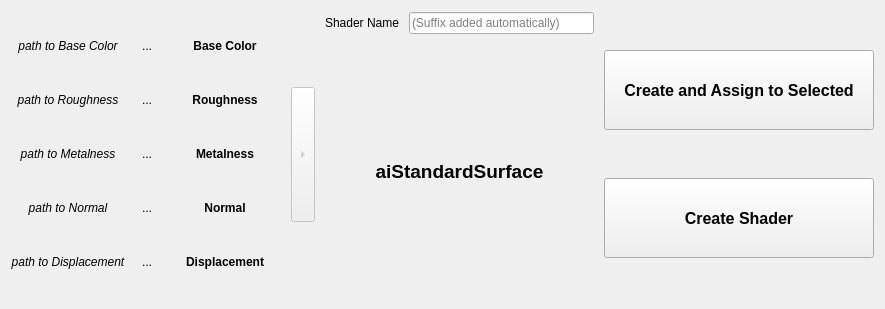
Above: shaderCreator_v2.ui from Yo-Waran/QtUi before the change. Below: the same form after it.
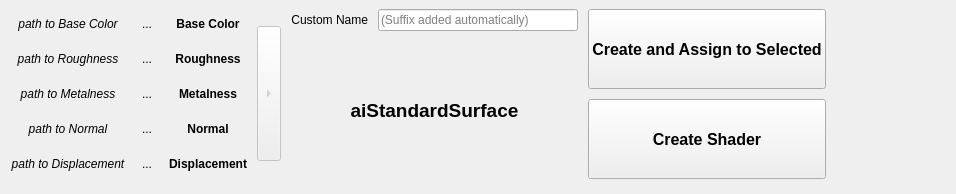
That is the form after the change.

The edit to the form file:
```diff
--- a/shaderCreator_v2.ui
+++ b/shaderCreator_v2.ui
@@ -6,12 +6,12 @@
    <rect>
     <x>0</x>
     <y>0</y>
-    <width>885</width>
-    <height>309</height>
+    <width>956</width>
+    <height>194</height>
    </rect>
   </property>
   <property name="sizePolicy">
-   <sizepolicy hsizetype="Preferred" vsizetype="Preferred">
+   <sizepolicy hsizetype="Minimum" vsizetype="Minimum">
     <horstretch>0</horstretch>
     <verstretch>0</verstretch>
    </sizepolicy>
@@ -25,15 +25,24 @@
   <property name="windowTitle">
    <string>Form</string>
   </property>
-  <layout class="QHBoxLayout" name="horizontalLayout">
+  <layout class="QFormLayout" name="formLayout">
    <property name="sizeConstraint">
     <enum>QLayout::SetDefaultConstraint</enum>
    </property>
+   <property name="fieldGrowthPolicy">
+    <enum>QFormLayout::AllNonFixedFieldsGrow</enum>
+   </property>
+   <property name="horizontalSpacing">
+    <number>0</number>
+   </property>
+   <property name="verticalSpacing">
+    <number>0</number>
+   </property>
    <property name="topMargin">
-    <number>12</number>
+    <number>9</number>
    </property>
-   <item>
-    <layout class="QHBoxLayout" name="horizontalLayout_3">
+   <item row="0" column="0">
+    <layout class="QHBoxLayout" name="horizontalLayout_3" stretch="1,1,1,1">
      <property name="spacing">
       <number>10</number>
      </property>
@@ -435,6 +444,9 @@
       <layout class="QVBoxLayout" name="verticalLayout_2">
        <item>
         <layout class="QHBoxLayout" name="horizontalLayout_2">
+         <property name="spacing">
+          <number>-1</number>
+         </property>
          <item>
           <widget class="QLabel" name="label_12">
            <property name="sizePolicy">
@@ -444,7 +456,7 @@
             </sizepolicy>
            </property>
            <property name="text">
-            <string>Shader Name</string>
+            <string>Custom Name</string>
            </property>
            <property name="alignment">
             <set>Qt::AlignRight|Qt::AlignTrailing|Qt::AlignVCenter</set>
@@ -454,11 +466,23 @@
          <item>
           <widget class="QLineEdit" name="input_shaderName">
            <property name="sizePolicy">
-            <sizepolicy hsizetype="Minimum" vsizetype="Fixed">
+            <sizepolicy hsizetype="Fixed" vsizetype="Fixed">
              <horstretch>0</horstretch>
              <verstretch>0</verstretch>
             </sizepolicy>
            </property>
+           <property name="minimumSize">
+            <size>
+             <width>200</width>
+             <height>0</height>
+            </size>
+           </property>
+           <property name="maximumSize">
+            <size>
+             <width>16777215</width>
+             <height>16777215</height>
+            </size>
+           </property>
            <property name="placeholderText">
             <string>(Suffix added automatically)</string>
            </property>
```
Left out of the diff: 6 changed lines with no effect on the pictures.
